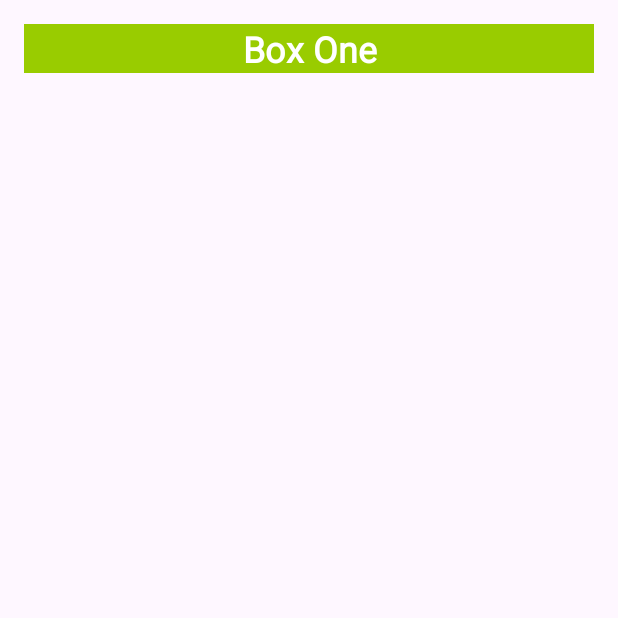
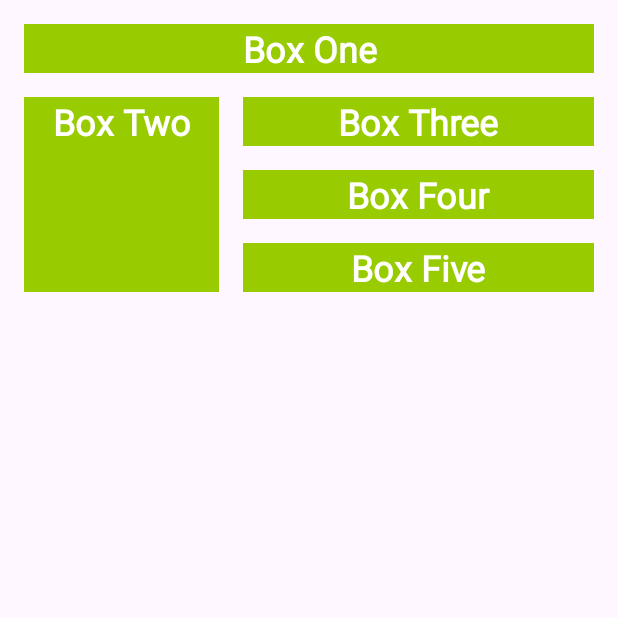
Before and after one commit to Nehabi/android_projects, an Android app: the screen it shows after launch (MainActivity), on a phone screen of 412 x 824 dp, the top half of it. Run offline under Robolectric (Android 15) with nearby library versions, the phone set to English and light mode, and no system bars.

Commit message:
ColorMyViews code

```diff
--- a/ColorMyViews/app/src/main/res/layout/activity_main.xml
+++ b/ColorMyViews/app/src/main/res/layout/activity_main.xml
@@ -4,20 +4,75 @@
     xmlns:tools="http://schemas.android.com/tools"
     android:id="@+id/box_one_text"
     android:layout_width="match_parent"
-    android:layout_height="wrap_content"
+    android:layout_height="match_parent"
     tools:context=".MainActivity">
 
     <TextView
+        android:id="@+id/textView2"
+        style="@style/WhiteBox"
         android:layout_width="0dp"
         android:layout_height="wrap_content"
         android:layout_marginStart="@dimen/margin_wide"
         android:layout_marginTop="@dimen/margin_wide"
         android:layout_marginEnd="@dimen/margin_wide"
         android:text="@string/box_one"
-        style="@style/WhiteBox"
         app:layout_constraintBottom_toBottomOf="parent"
         app:layout_constraintEnd_toEndOf="parent"
+        app:layout_constraintHorizontal_bias="0.0"
         app:layout_constraintStart_toStartOf="parent"
-        app:layout_constraintTop_toTopOf="parent" />
+        app:layout_constraintTop_toTopOf="parent"
+        app:layout_constraintVertical_bias="0.0" />
+
+    <TextView
+        android:id="@+id/box_two_text"
+        style="@style/WhiteBox"
+        android:layout_width="130dp"
+        android:layout_height="130dp"
+        android:layout_marginStart="16dp"
+        android:layout_marginTop="16dp"
+        android:text="@string/box_two"
+        app:layout_constraintStart_toStartOf="parent"
+        app:layout_constraintTop_toBottomOf="@+id/textView2" />
+
+    <TextView
+        android:id="@+id/box_three_text"
+        style="@style/WhiteBox"
+        android:layout_width="0dp"
+        android:layout_height="wrap_content"
+        android:layout_marginStart="16dp"
+        android:layout_marginEnd="16dp"
+        android:text="@string/box_three"
+        app:layout_constraintBottom_toTopOf="@+id/textView4"
+        app:layout_constraintEnd_toEndOf="parent"
+        app:layout_constraintStart_toEndOf="@+id/box_two_text"
+        app:layout_constraintTop_toTopOf="@+id/box_two_text" />
+
+    <TextView
+        android:id="@+id/textView4"
+        style="@style/WhiteBox"
+        android:layout_width="0dp"
+        android:layout_height="wrap_content"
+        android:layout_marginStart="16dp"
+        android:layout_marginTop="16dp"
+        android:layout_marginEnd="16dp"
+        android:layout_marginBottom="16dp"
+        android:text="@string/box_four"
+        app:layout_constraintBottom_toTopOf="@+id/textView5"
+        app:layout_constraintEnd_toEndOf="parent"
+        app:layout_constraintStart_toEndOf="@+id/box_two_text"
+        app:layout_constraintTop_toBottomOf="@+id/box_three_text" />
+
+    <TextView
+        android:id="@+id/textView5"
+        style="@style/WhiteBox"
+        android:layout_width="0dp"
+        android:layout_height="wrap_content"
+        android:layout_marginStart="16dp"
+        android:layout_marginEnd="16dp"
+        android:text="@string/box_five"
+        app:layout_constraintBottom_toBottomOf="@+id/box_two_text"
+        app:layout_constraintEnd_toEndOf="parent"
+        app:layout_constraintStart_toEndOf="@+id/box_two_text"
+        app:layout_constraintTop_toBottomOf="@+id/textView4" />
 
 </androidx.constraintlayout.widget.ConstraintLayout>
--- a/ColorMyViews/app/src/main/res/values/strings.xml
+++ b/ColorMyViews/app/src/main/res/values/strings.xml
@@ -1,4 +1,11 @@
 <resources>
     <string name="app_name">ColorMyViews</string>
     <string name="box_one">Box One</string>
+    <string name="box_two">Box Two</string>
+    <string name="box_three">Box Three</string>
+    <string name="box_four">Box Four</string>
+    <string name="box_five">Box Five</string>
+    <string name="button_red">Red</string>
+    <string name="button_green">Green</string>
+    <string name="button_yellow">Yellow</string>
 </resources>
```
